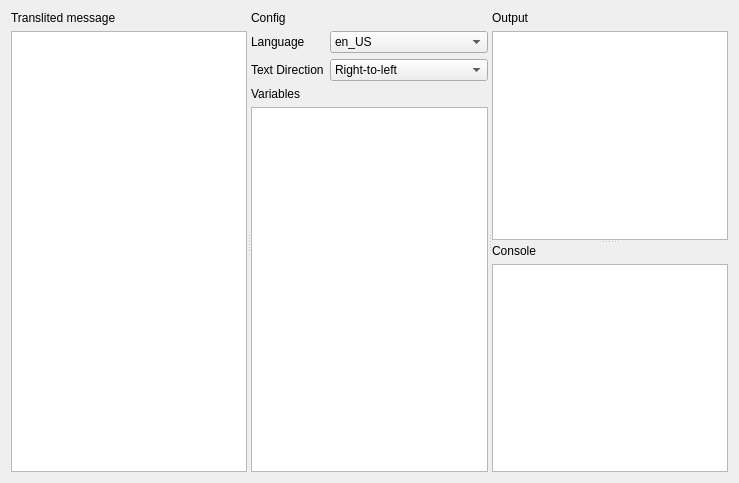
Above: ui/playground.ui from PtaxLaine/fluedit before the change. Below: the same form after it.
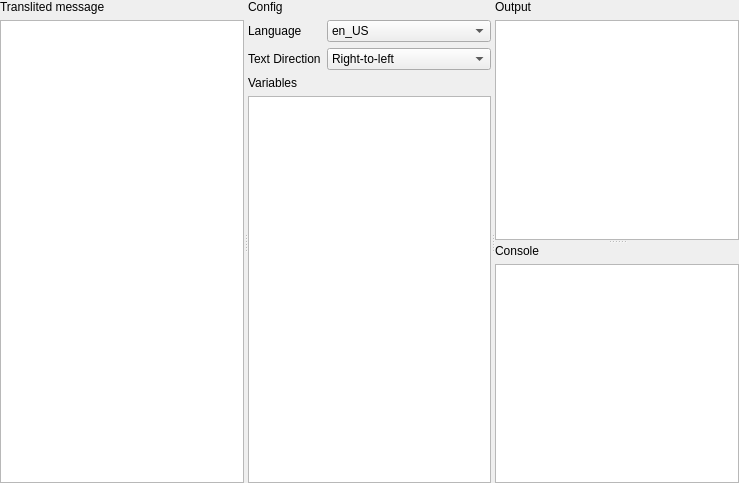
That is the form after the change.

```diff
--- a/ui/playground.ui
+++ b/ui/playground.ui
@@ -14,6 +14,18 @@
    <string>Form</string>
   </property>
   <layout class="QVBoxLayout" name="verticalLayout">
+   <property name="leftMargin">
+    <number>0</number>
+   </property>
+   <property name="topMargin">
+    <number>0</number>
+   </property>
+   <property name="rightMargin">
+    <number>0</number>
+   </property>
+   <property name="bottomMargin">
+    <number>0</number>
+   </property>
    <item>
     <widget class="QSplitter" name="splitter_4">
      <property name="orientation">
```
Left out of the diff: 87 changed lines with no effect on the pictures.
